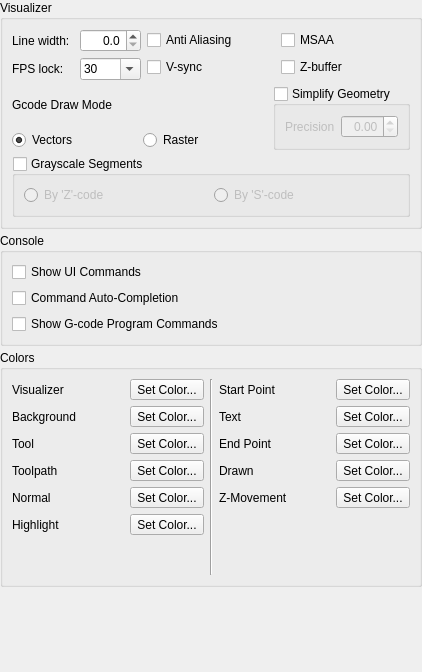
First picture: the form in View/Settings/InterfaceForm.ui, repository octronic-uk/Candle, before the edit.
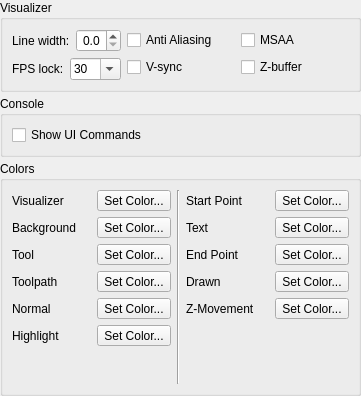
Second picture: the form after the edit.

```diff
--- a/View/Settings/InterfaceForm.ui
+++ b/View/Settings/InterfaceForm.ui
@@ -6,8 +6,8 @@
    <rect>
     <x>0</x>
     <y>0</y>
-    <width>422</width>
-    <height>672</height>
+    <width>361</width>
+    <height>396</height>
    </rect>
   </property>
   <property name="windowTitle">
@@ -34,9 +34,12 @@
      <property name="title">
       <string>Visualizer</string>
      </property>
-     <layout class="QVBoxLayout" name="verticalLayout_6" stretch="1,1,1">
+     <layout class="QVBoxLayout" name="verticalLayout_6" stretch="1">
       <item>
        <layout class="QHBoxLayout" name="horizontalLayout_16" stretch="1,1,1">
+        <property name="sizeConstraint">
+         <enum>QLayout::SetMinimumSize</enum>
+        </property>
         <item>
          <layout class="QVBoxLayout" name="verticalLayout_8" stretch="1,1">
           <item>
@@ -145,160 +148,6 @@
         </item>
        </layout>
       </item>
-      <item>
-       <layout class="QHBoxLayout" name="horizontalLayout_19" stretch="1,1">
-        <item>
-         <layout class="QVBoxLayout" name="verticalLayout_2">
-          <item>
-           <widget class="QLabel" name="label_6">
-            <property name="text">
-             <string>Gcode Draw Mode</string>
-            </property>
-           </widget>
-          </item>
-          <item>
-           <layout class="QHBoxLayout" name="horizontalLayout_17" stretch="1,1">
-            <item>
-             <widget class="QRadioButton" name="radDrawModeVectors">
-              <property name="text">
-               <string>Vectors</string>
-              </property>
-              <property name="checked">
-               <bool>true</bool>
-              </property>
-              <property name="autoExclusive">
-               <bool>false</bool>
-              </property>
-             </widget>
-            </item>
-            <item>
-             <widget class="QRadioButton" name="radDrawModeRaster">
-              <property name="text">
-               <string>Raster</string>
-              </property>
-              <property name="autoExclusive">
-               <bool>false</bool>
-              </property>
-             </widget>
-            </item>
-           </layout>
-          </item>
-         </layout>
-        </item>
-        <item>
-         <widget class="QGroupBox" name="chkSimplify">
-          <property name="sizePolicy">
-           <sizepolicy hsizetype="Preferred" vsizetype="Fixed">
-            <horstretch>0</horstretch>
-            <verstretch>0</verstretch>
-           </sizepolicy>
-          </property>
-          <property name="title">
-           <string>Simplify Geometry</string>
-          </property>
-          <property name="checkable">
-           <bool>true</bool>
-          </property>
-          <property name="checked">
-           <bool>false</bool>
-          </property>
-          <layout class="QHBoxLayout" name="horizontalLayout_5" stretch="0,0">
-           <property name="sizeConstraint">
-            <enum>QLayout::SetFixedSize</enum>
-           </property>
-           <item>
-            <widget class="QLabel" name="lblSimpilyPrecision">
-             <property name="enabled">
-              <bool>false</bool>
-             </property>
-             <property name="text">
-              <string>Precision</string>
-             </property>
-            </widget>
-           </item>
-           <item>
-            <widget class="QDoubleSpinBox" name="txtSimplifyPrecision">
-             <property name="enabled">
-              <bool>false</bool>
-             </property>
-             <property name="sizePolicy">
-              <sizepolicy hsizetype="Preferred" vsizetype="Fixed">
-               <horstretch>0</horstretch>
-               <verstretch>0</verstretch>
-              </sizepolicy>
-             </property>
-             <property name="alignment">
-              <set>Qt::AlignRight|Qt::AlignTrailing|Qt::AlignVCenter</set>
-             </property>
-             <property name="buttonSymbols">
-              <enum>QAbstractSpinBox::UpDownArrows</enum>
-             </property>
-             <property name="decimals">
-              <number>2</number>
-             </property>
-             <property name="maximum">
-              <double>99.000000000000000</double>
-             </property>
-            </widget>
-           </item>
-          </layout>
-         </widget>
-        </item>
-       </layout>
-      </item>
-      <item>
-       <widget class="QGroupBox" name="chkGrayscale">
-        <property name="title">
-         <string>Grayscale Segments</string>
-        </property>
-        <property name="checkable">
-         <bool>true</bool>
-        </property>
-        <property name="checked">
-         <bool>false</bool>
-        </property>
-        <layout class="QHBoxLayout" name="horizontalLayout_18">
-         <item>
-          <widget class="QRadioButton" name="radGrayscaleZ">
-           <property name="enabled">
-            <bool>false</bool>
-           </property>
-           <property name="sizePolicy">
-            <sizepolicy hsizetype="Minimum" vsizetype="Fixed">
-             <horstretch>0</horstretch>
-             <verstretch>0</verstretch>
-            </sizepolicy>
-           </property>
-           <property name="text">
-            <string>By 'Z'-code</string>
-           </property>
-           <property name="autoExclusive">
-            <bool>false</bool>
-           </property>
-          </widget>
-         </item>
-         <item>
-          <widget class="QRadioButton" name="radGrayscaleS">
-           <property name="enabled">
-            <bool>false</bool>
-           </property>
-           <property name="sizePolicy">
-            <sizepolicy hsizetype="Minimum" vsizetype="Fixed">
-             <horstretch>0</horstretch>
-             <verstretch>0</verstretch>
-            </sizepolicy>
-           </property>
-           <property name="text">
-            <string>By 'S'-code</string>
-           </property>
-           <property name="autoExclusive">
-            <bool>false</bool>
-           </property>
-          </widget>
-         </item>
-        </layout>
-       </widget>
-      </item>
      </layout>
     </widget>
    </item>
@@ -324,20 +173,6 @@
         </property>
        </widget>
       </item>
-      <item>
-       <widget class="QCheckBox" name="chkAutocompletion">
-        <property name="text">
-         <string>Command Auto-Completion</string>
-        </property>
-       </widget>
-      </item>
-      <item>
-       <widget class="QCheckBox" name="chkShowProgramCommands">
-        <property name="text">
-         <string>Show G-code Program Commands</string>
-        </property>
-       </widget>
-      </item>
      </layout>
     </widget>
    </item>
```
